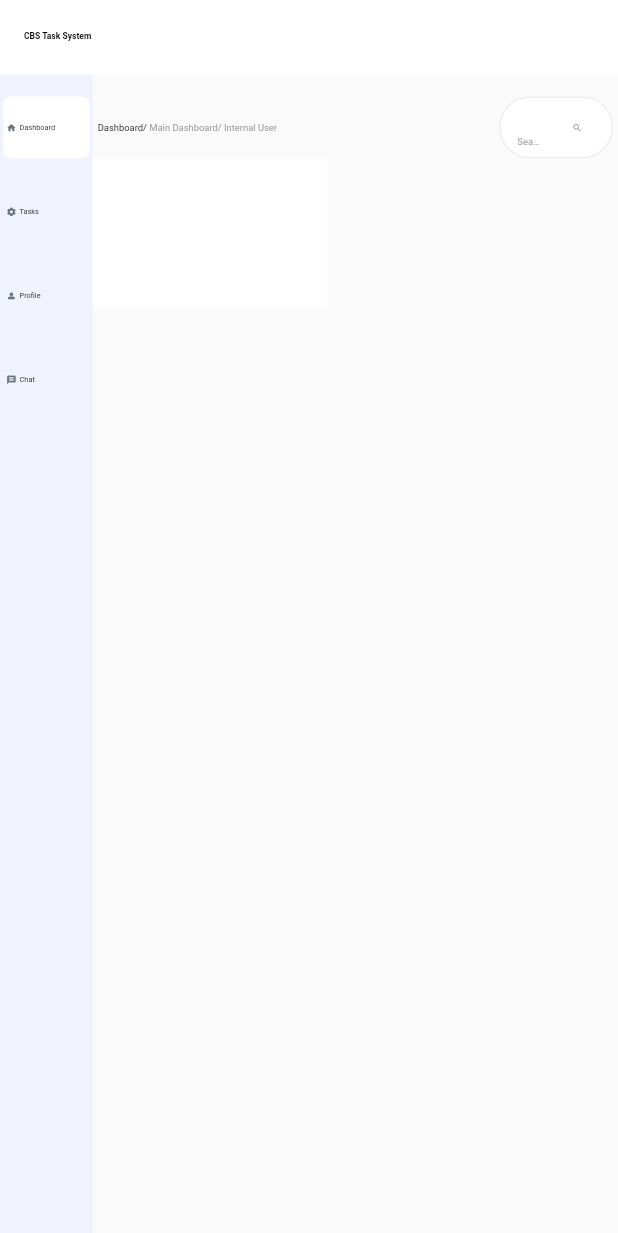
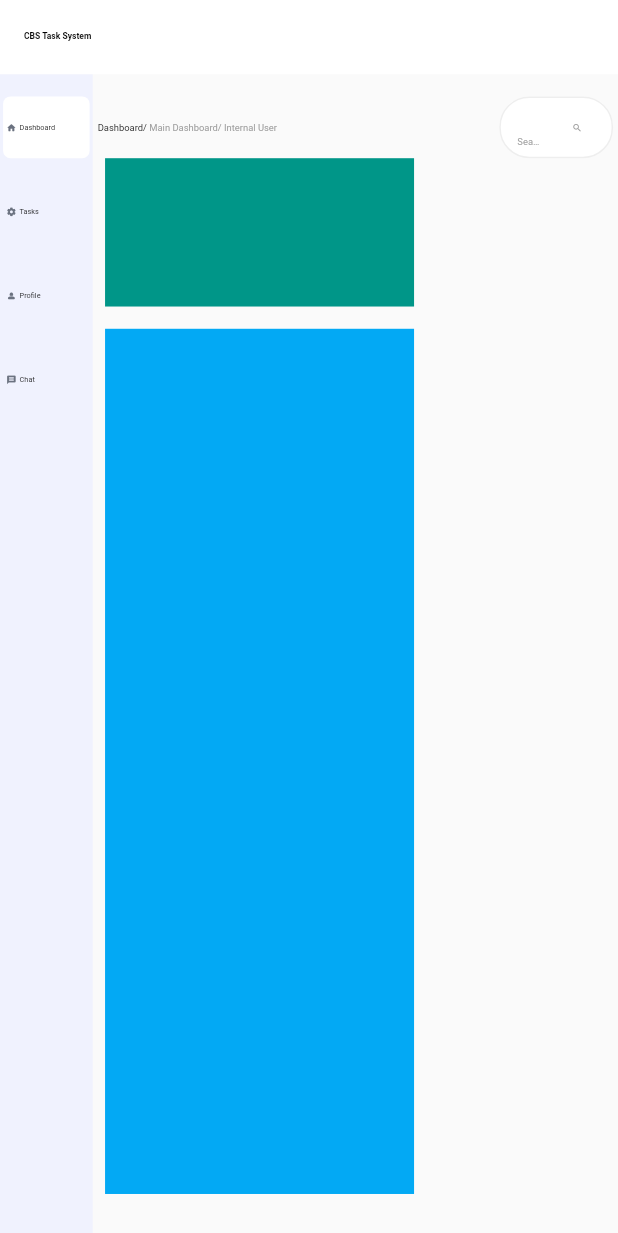
Before and after one commit to CBS-Developments/CBS-Task-System, a Flutter app: the screen it shows after launch, after a tap on "Dashboard", on a phone screen of 412 x 824 dp. Shown: the top 1233 px of the screen. Run offline on Flutter 3.47's test engine with Material 2 defaults, Android fonts, the phone set to English and light mode, and no system bars; missing offline and left inert: dart:js.

Commit message:
dash row create

```diff
--- a/task_system/lib/colors/appColors.dart
+++ b/task_system/lib/colors/appColors.dart
@@ -5,5 +5,11 @@ class AppColor{
   static  Color lightBlue = const Color(0xFFF0F2FE);
   static  Color blueGreen = const Color(0xFFB6DDDF);
   static  Color slateGray = const Color(0xFF6B7280);
+  static  Color darkBlueC = const Color(0xFF1F2A8C);
+  static  Color tabBlueSelect = const Color(0xFF3A36DB);
+  static  Color prioBlue = const Color(0xFF009FA9);
+
+
+
 
 }
--- a/task_system/lib/components/dash_filter_box.dart
+++ b/task_system/lib/components/dash_filter_box.dart
@@ -9,7 +9,9 @@ class FilterBox extends StatelessWidget {
   @override
   Widget build(BuildContext context) {
     return Container(
-      color: Colors.white,
+      margin: EdgeInsets.symmetric(
+          horizontal: addDPadding(context)),
+      color: Colors.teal,
       width: filterBoxWidth(context),
       height: filterBoxHeight(context),
     );
--- a/task_system/lib/main.dart
+++ b/task_system/lib/main.dart
@@ -15,7 +15,7 @@ class MyApp extends StatelessWidget {
   Widget build(BuildContext context) {
     return MaterialApp(
       debugShowCheckedModeBanner: false,
-      home: MainTask(),
+      home: Dashboard(),
     );
   }
 }
--- a/task_system/lib/pages/dashboard/dashboard.dart
+++ b/task_system/lib/pages/dashboard/dashboard.dart
@@ -42,13 +42,30 @@ class _DashboardState extends State<Dashboard> {
                     SearchBox(),
                   ],
                 ),
+
                 Row(
                   children: [
                     FilterBox()
                   ],
-                )
+                ),
+
+                SizedBox(height: smallBoxHeight(context),),
+
+                Row(
+                  children: [
+                    Container(
+                      margin: EdgeInsets.symmetric(
+                          horizontal: addDPadding(context)),
+                      color: Colors.lightBlue,
+                      height: mainBoxHeight(context),
+                      width: addDWidth(context),
+                    )
+                  ],
+                ),
               ],
             ),
+
+
           )
         ],
       ),
--- a/task_system/lib/sizes/dashboard_sizes.dart
+++ b/task_system/lib/sizes/dashboard_sizes.dart
@@ -76,5 +76,5 @@ double filterBoxHeight(BuildContext context) {
 }
 
 double filterBoxWidth(BuildContext context) {
-  return (getPageWidth(context) * 0.38) ;
+  return (getPageWidth(context) * 0.5) ;
 }
```
